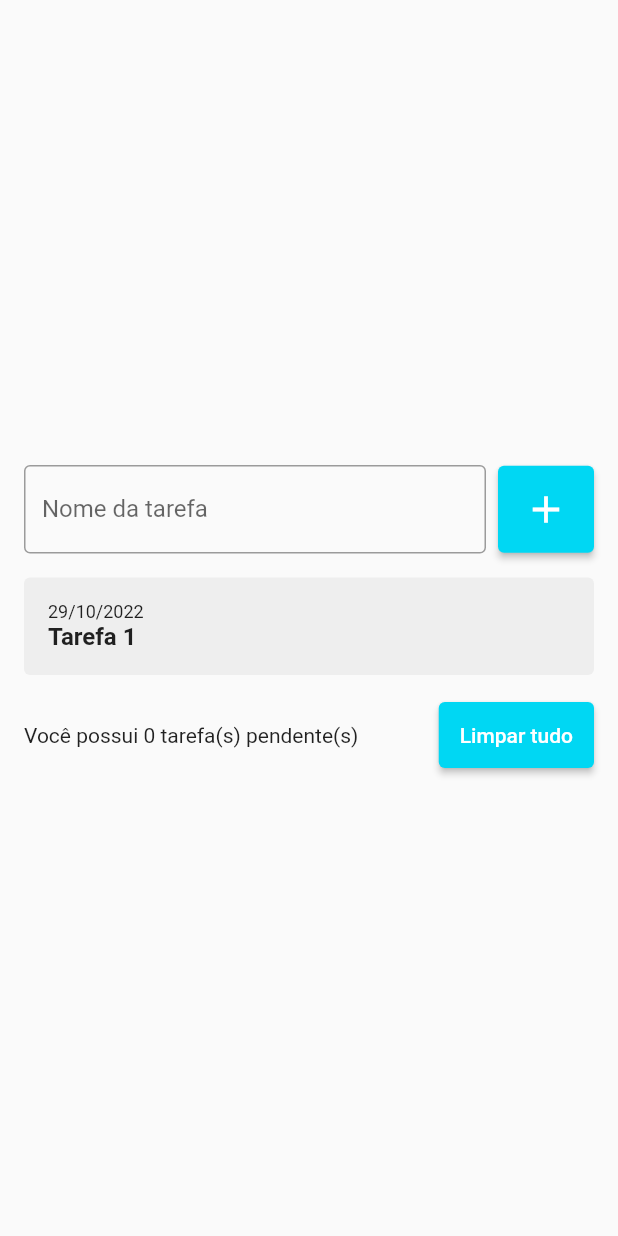
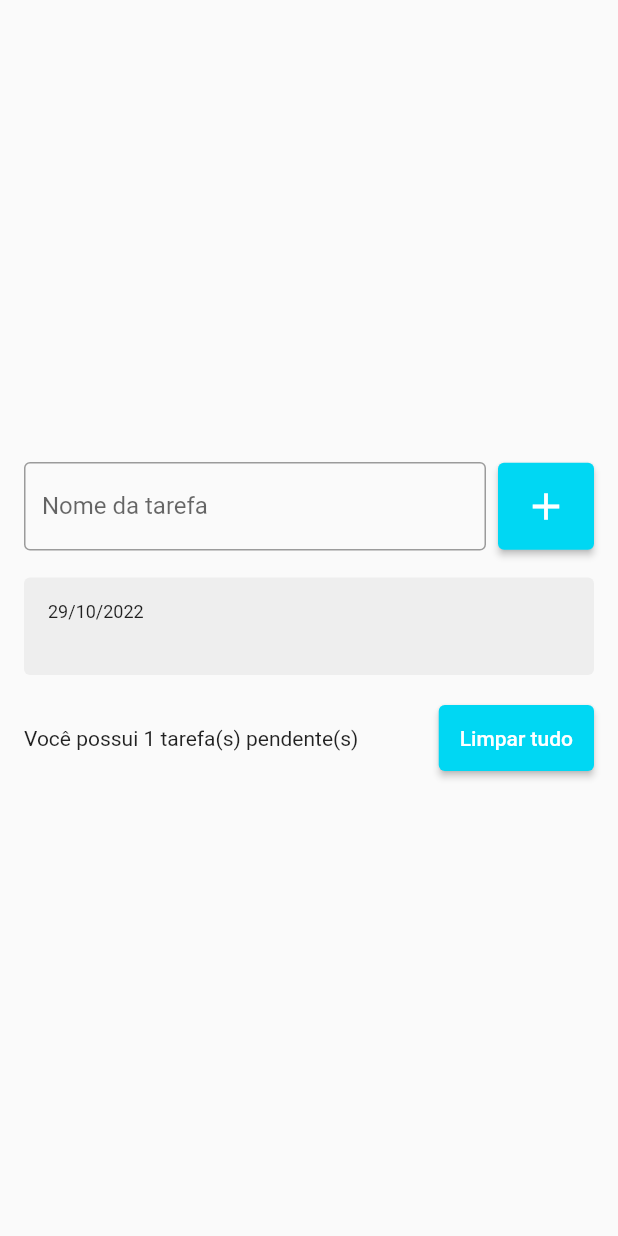
Before and after one commit to estelson/todo_list, a Flutter app: the screen it shows after launch, after a tap on the "add" icon, on a phone screen of 412 x 824 dp. Run offline on Flutter 3.47's test engine with Material 2 defaults, Android fonts, the light colour scheme and no system bars.

Commit message:
Melhorias na interface do usuário

```diff
--- a/lib/main.dart
+++ b/lib/main.dart
@@ -11,6 +11,7 @@ class MyApp extends StatelessWidget {
   @override
   Widget build(BuildContext context) {
     return MaterialApp(
+      debugShowCheckedModeBanner: false,
       home: TodoListPage(),
     );
   }
--- a/lib/pages/todo_list_page.dart
+++ b/lib/pages/todo_list_page.dart
@@ -16,10 +16,11 @@ class _TodoListPageState extends State<TodoListPage> {
 
   @override
   Widget build(BuildContext context) {
-    return Scaffold(
+    return SafeArea(
+      child: Scaffold(
         body: Center(
           child: Padding(
-          padding: const EdgeInsets.symmetric(horizontal: 16),
+            padding: const EdgeInsets.all(16),
             child: Column(
               mainAxisSize: MainAxisSize.min,
               children: [
@@ -61,7 +62,9 @@ class _TodoListPageState extends State<TodoListPage> {
                     shrinkWrap: true,
                     children: [
                       for(String todo in todos)
-                      TodoListItem(),
+                        TodoListItem(
+                          title: todo,
+                        ),
                     ],
                   ),
                 ),
@@ -70,7 +73,7 @@ class _TodoListPageState extends State<TodoListPage> {
                   children: [
                     Expanded(
                       child: Text(
-                      "Você possui 0 tarefa(s) pendente(s)",
+                        "Você possui ${todos.length} tarefa(s) pendente(s)",
                       ),
                     ),
                     SizedBox(width: 8),
@@ -88,6 +91,7 @@ class _TodoListPageState extends State<TodoListPage> {
             ),
           ),
         ),
+      ),
     );
   }
 }
--- a/lib/widgets/todo_list_item.dart
+++ b/lib/widgets/todo_list_item.dart
@@ -1,7 +1,9 @@
 import 'package:flutter/material.dart';
 
 class TodoListItem extends StatelessWidget {
-  const TodoListItem({Key? key}) : super(key: key);
+  const TodoListItem({Key? key, required this.title}) : super(key: key);
+
+  final String title;
 
   @override
   Widget build(BuildContext context) {
@@ -10,10 +12,11 @@ class TodoListItem extends StatelessWidget {
         color: Colors.grey[200],
         borderRadius: BorderRadius.circular(4),
       ),
+      margin: const EdgeInsets.symmetric(vertical: 2),
       padding: EdgeInsets.all(16),
       child: Column(
         crossAxisAlignment: CrossAxisAlignment.start,
-        children: const [
+        children: [
           Text(
             "29/10/2022",
             style: TextStyle(
@@ -21,7 +24,7 @@ class TodoListItem extends StatelessWidget {
             ),
           ),
           Text(
-            "Tarefa 1",
+            title,
             style: TextStyle(
               fontSize: 16,
               fontWeight: FontWeight.w600,
```
Lines whose indentation alone changed are shown as unchanged.
